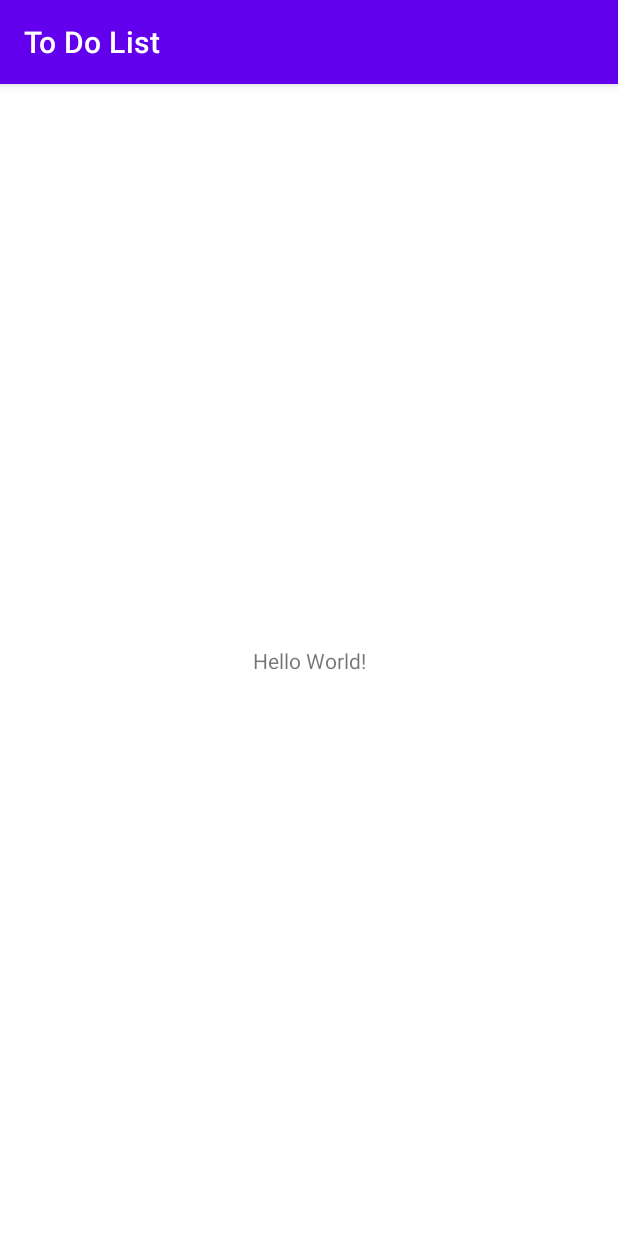
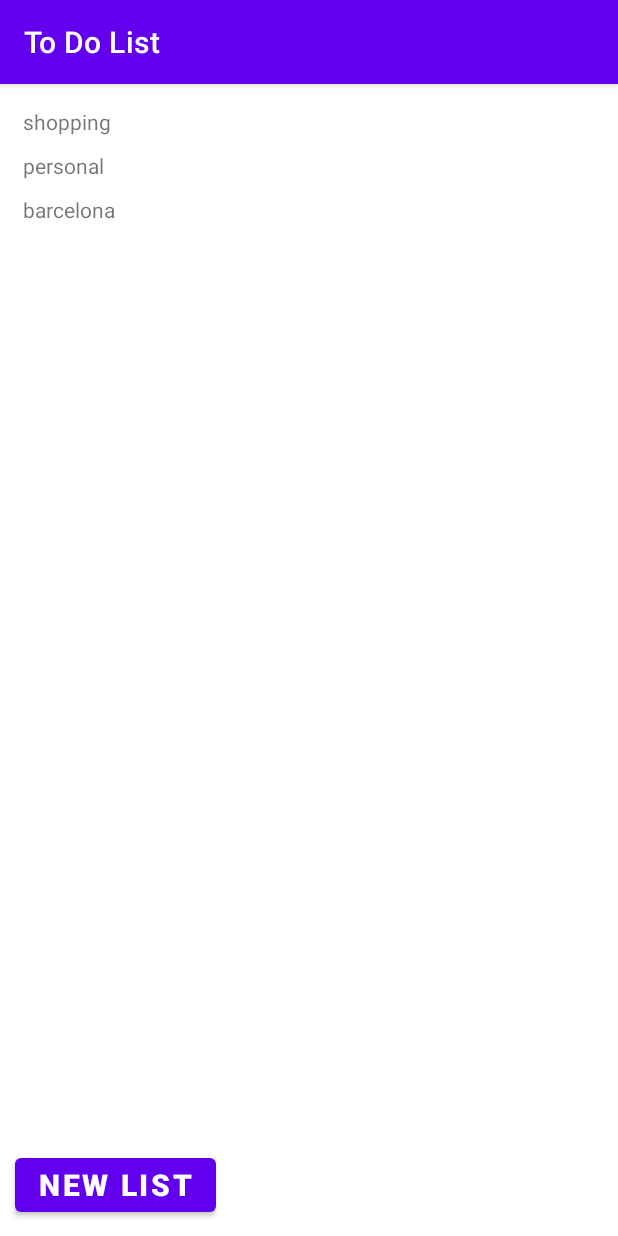
Before and after one commit to ananayis/To-Do-List, an Android app: the screen it shows after launch (MainActivity), on a phone screen of 412 x 824 dp. Run offline under Robolectric (Android 15) with nearby library versions, the phone set to English and light mode, and no system bars.

Commit message:
add mock lists

```diff
--- a/app/build.gradle
+++ b/app/build.gradle
@@ -1,6 +1,7 @@
 plugins {
     id 'com.android.application'
     id 'kotlin-android'
+    id 'androidx.navigation.safeargs.kotlin'
 }
 
 android {
@@ -29,6 +30,9 @@ android {
     kotlinOptions {
         jvmTarget = '1.8'
     }
+    viewBinding {
+        enabled = true
+    }
 }
 
 dependencies {
@@ -38,6 +42,8 @@ dependencies {
     implementation 'com.google.android.material:material:1.6.1'
     implementation 'androidx.constraintlayout:constraintlayout:2.1.4'
     implementation 'androidx.legacy:legacy-support-v4:1.0.0'
+    implementation "androidx.navigation:navigation-fragment-ktx:2.5.2"
+    implementation "androidx.navigation:navigation-ui-ktx:2.5.2"
 
     testImplementation 'junit:junit:4.+'
     androidTestImplementation 'androidx.test.ext:junit:1.1.3'
--- a/app/src/main/java/com/parinaz/todolist/MainActivity.kt
+++ b/app/src/main/java/com/parinaz/todolist/MainActivity.kt
@@ -2,10 +2,19 @@ package com.parinaz.todolist
 
 import androidx.appcompat.app.AppCompatActivity
 import android.os.Bundle
+import androidx.navigation.fragment.NavHostFragment
+import com.parinaz.todolist.databinding.ActivityMainBinding
 
 class MainActivity : AppCompatActivity() {
+
+    private val binding: ActivityMainBinding by lazy { ActivityMainBinding.inflate(layoutInflater) }
+
     override fun onCreate(savedInstanceState: Bundle?) {
         super.onCreate(savedInstanceState)
-        setContentView(R.layout.activity_main)
+        setContentView(binding.root)
+
+        val navHostFragment =
+            supportFragmentManager.findFragmentById(R.id.nav_host_fragment) as NavHostFragment
+        val navController = navHostFragment.navController
     }
 }
--- /dev/null
+++ b/app/src/main/java/com/parinaz/todolist/MainListFragment.kt
@@ -0,0 +1,107 @@
+package com.parinaz.todolist
+
+import android.os.Bundle
+import androidx.fragment.app.Fragment
+import android.view.LayoutInflater
+import android.view.View
+import android.view.ViewGroup
+import androidx.recyclerview.widget.RecyclerView
+import com.parinaz.todolist.databinding.FragmentMainListBinding
+import android.R
+import android.app.Notification
+import android.widget.Adapter
+import android.widget.Button
+import android.widget.TextView
+import android.widget.Toast
+import androidx.navigation.Navigation
+import androidx.navigation.findNavController
+import com.parinaz.todolist.adapter.ItemAdapter
+
+
+// TODO: Rename parameter arguments, choose names that match
+// the fragment initialization parameters, e.g. ARG_ITEM_NUMBER
+private const val ARG_PARAM1 = "param1"
+private const val ARG_PARAM2 = "param2"
+
+/**
+ * A simple [Fragment] subclass.
+ * Use the [MainListFragment.newInstance] factory method to
+ * create an instance of this fragment.
+ */
+class MainListFragment : Fragment() {
+
+    private var _binding: FragmentMainListBinding? = null
+    private val binding get() = _binding!!
+    private lateinit var recyclerView: RecyclerView
+
+    // TODO: Rename and change types of parameters
+    private var param1: String? = null
+    private var param2: String? = null
+
+    override fun onCreate(savedInstanceState: Bundle?) {
+        super.onCreate(savedInstanceState)
+        setHasOptionsMenu(true)
+
+        arguments?.let {
+            param1 = it.getString(ARG_PARAM1)
+            param2 = it.getString(ARG_PARAM2)
+        }
+    }
+
+    override fun onCreateView(
+        inflater: LayoutInflater, container: ViewGroup?,
+        savedInstanceState: Bundle?
+    ): View? {
+        _binding = FragmentMainListBinding.inflate(inflater, container, false)
+        val view = binding.root
+        return view
+    }
+
+    override fun onViewCreated(view: View, savedInstanceState: Bundle?) {
+        //        val myDataset = Datasource().loadAffirmations()
+        val toDoLists = Repository.getTodoLists()
+        val adapter = ItemAdapter(requireContext(), toDoLists)
+        binding.recyclerView.adapter = adapter
+
+        binding.button.setOnClickListener(){
+//            Toast.makeText(context, "Invalid format used.", Toast.LENGTH_SHORT).show()
+        }
+    }
+
+    override fun onDestroyView() {
+        super.onDestroyView()
+        _binding = null
+    }
+
+//    override fun onClick(v: View) {
+//        val amount: Float = ...
+//        val action =
+//            SpecifyAmountFragmentDirections
+//                .actionSpecifyAmountFragmentToConfirmationFragment(amount)
+//        v.findNavController().navigate(action)
+//    }
+
+//    fun onClick(view: View?) {
+//        Navigation.findNavController(view).navigate(binding.action_mainListFragment_to_toDoListFragment)
+//    }
+
+    companion object {
+        /**
+         * Use this factory method to create a new instance of
+         * this fragment using the provided parameters.
+         *
+         * @param param1 Parameter 1.
+         * @param param2 Parameter 2.
+         * @return A new instance of fragment MainListFragment.
+         */
+        // TODO: Rename and change types and number of parameters
+        @JvmStatic
+        fun newInstance(param1: String, param2: String) =
+            MainListFragment().apply {
+                arguments = Bundle().apply {
+                    putString(ARG_PARAM1, param1)
+                    putString(ARG_PARAM2, param2)
+                }
+            }
+    }
+}
--- /dev/null
+++ b/app/src/main/java/com/parinaz/todolist/Repository.kt
@@ -0,0 +1,13 @@
+package com.parinaz.todolist
+
+import com.parinaz.todolist.domain.TodoList
+
+object Repository {
+    fun getTodoLists(): List<TodoList>{
+        return listOf(
+            TodoList("shopping", 1),
+            TodoList("personal", 2),
+            TodoList("barcelona", 3)
+        )
+    }
+}
--- /dev/null
+++ b/app/src/main/java/com/parinaz/todolist/adapter/ItemAdapter.kt
@@ -0,0 +1,37 @@
+package com.parinaz.todolist.adapter
+
+import android.content.Context
+import android.view.LayoutInflater
+import android.view.View
+import android.view.ViewGroup
+import androidx.recyclerview.widget.RecyclerView
+import com.parinaz.todolist.MainActivity
+import com.parinaz.todolist.R
+import com.parinaz.todolist.ToDoListFragment
+import com.parinaz.todolist.databinding.FragmentToDoListBinding
+import com.parinaz.todolist.databinding.ItemBinding
+import com.parinaz.todolist.domain.TodoList
+
+class ItemAdapter(private val context: Context,
+                  private val dataSet: List<TodoList>
+                  ) : RecyclerView.Adapter<ItemAdapter.ItemViewHolder>() {
+    override fun onCreateViewHolder(parent: ViewGroup, viewType: Int): ItemViewHolder {
+        val view = LayoutInflater.from(context).inflate(R.layout.item, parent, false)
+        val itemViewHolder = ItemViewHolder(view)
+        return itemViewHolder
+    }
+
+    override fun onBindViewHolder(holder: ItemViewHolder, position: Int) {
+        val item = dataSet[position]
+        holder.binding.name.text = item.name
+    }
+
+    override fun getItemCount(): Int {
+        return dataSet.size
+    }
+
+    class ItemViewHolder(private val view: View) : RecyclerView.ViewHolder(view) {
+        val binding = ItemBinding.bind(view)
+    }
+
+}
--- /dev/null
+++ b/app/src/main/java/com/parinaz/todolist/domain/Todo.kt
@@ -0,0 +1,5 @@
+package com.parinaz.todolist.domain
+
+data class Todo (
+    val name: String,
+)
--- /dev/null
+++ b/app/src/main/java/com/parinaz/todolist/domain/TodoList.kt
@@ -0,0 +1,6 @@
+package com.parinaz.todolist.domain
+
+data class TodoList (
+    val name: String,
+    val id: Long
+)
--- a/app/src/main/res/layout/activity_main.xml
+++ b/app/src/main/res/layout/activity_main.xml
@@ -6,13 +6,17 @@
     android:layout_height="match_parent"
     tools:context=".MainActivity">
 
-    <TextView
-        android:layout_width="wrap_content"
-        android:layout_height="wrap_content"
-        android:text="Hello World!"
-        app:layout_constraintBottom_toBottomOf="parent"
+    <androidx.fragment.app.FragmentContainerView
+        android:id="@+id/nav_host_fragment"
+        android:name="androidx.navigation.fragment.NavHostFragment"
+        android:layout_width="0dp"
+        android:layout_height="0dp"
         app:layout_constraintLeft_toLeftOf="parent"
         app:layout_constraintRight_toRightOf="parent"
-        app:layout_constraintTop_toTopOf="parent" />
+        app:layout_constraintTop_toTopOf="parent"
+        app:layout_constraintBottom_toBottomOf="parent"
+
+        app:defaultNavHost="true"
+        app:navGraph="@navigation/nav_graph" />
 
 </androidx.constraintlayout.widget.ConstraintLayout>
--- /dev/null
+++ b/app/src/main/res/layout/fragment_main_list.xml
@@ -0,0 +1,92 @@
+<?xml version="1.0" encoding="utf-8"?>
+<androidx.constraintlayout.widget.ConstraintLayout xmlns:android="http://schemas.android.com/apk/res/android"
+    xmlns:tools="http://schemas.android.com/tools"
+    android:layout_width="match_parent"
+    android:layout_height="match_parent"
+    xmlns:app="http://schemas.android.com/apk/res-auto"
+    tools:context=".MainListFragment">
+
+<!--    <TextView-->
+<!--        android:layout_width="wrap_content"-->
+<!--        android:layout_height="wrap_content"-->
+<!--        android:text="Hello"/>-->
+
+<!--    <TextView-->
+<!--        android:id="@+id/txt1"-->
+<!--        android:layout_width="150dp"-->
+<!--        android:layout_height="wrap_content"-->
+<!--        android:layout_marginStart="10dp"-->
+<!--        android:layout_marginTop="10dp"-->
+<!--        android:text="My day"-->
+<!--        app:layout_constraintStart_toStartOf="parent"-->
+<!--        app:layout_constraintTop_toTopOf="parent"-->
+<!--        android:textSize="20sp"-->
+<!--        android:textStyle="bold"/>-->
+
+<!--    <TextView-->
+<!--        android:id="@+id/txt2"-->
+<!--        android:layout_width="150dp"-->
+<!--        android:layout_height="wrap_content"-->
+<!--        android:layout_marginTop="10dp"-->
+<!--        android:text="Planned"-->
+<!--        app:layout_constraintStart_toStartOf="@+id/txt1"-->
+<!--        app:layout_constraintTop_toBottomOf="@+id/txt1"-->
+<!--        android:textSize="20sp"-->
+<!--        android:textStyle="bold"/>-->
+
+<!--    <TextView-->
+<!--        android:id="@+id/txt3"-->
+<!--        android:layout_width="150dp"-->
+<!--        android:layout_height="wrap_content"-->
+<!--        android:layout_marginTop="10dp"-->
+<!--        android:text="TextView"-->
+<!--        app:layout_constraintStart_toStartOf="@+id/txt2"-->
+<!--        app:layout_constraintTop_toBottomOf="@+id/txt2"-->
+<!--        android:textSize="20sp"-->
+<!--        android:textStyle="bold"/>-->
+
+<!--    <TextView-->
+<!--        android:id="@+id/txt4"-->
+<!--        android:layout_width="150dp"-->
+<!--        android:layout_height="wrap_content"-->
+<!--        android:layout_marginTop="10dp"-->
+<!--        android:text="Assigned to me"-->
+<!--        app:layout_constraintStart_toStartOf="@+id/txt3"-->
+<!--        app:layout_constraintTop_toBottomOf="@+id/txt3"-->
+<!--        android:textSize="20sp"-->
+<!--        android:textStyle="bold"/>-->
+
+<!--    <TextView-->
+<!--        android:id="@+id/txt5"-->
+<!--        android:layout_width="150dp"-->
+<!--        android:layout_height="wrap_content"-->
+<!--        android:layout_marginTop="10dp"-->
+<!--        android:text="Tasks"-->
+<!--        app:layout_constraintStart_toStartOf="@+id/txt4"-->
+<!--        app:layout_constraintTop_toBottomOf="@+id/txt4"-->
+<!--        android:textSize="20sp"-->
+<!--        android:textStyle="bold"/>-->
+
+    <androidx.recyclerview.widget.RecyclerView
+        android:layout_width="match_parent"
+        android:layout_height="0dp"
+        app:layout_constraintTop_toTopOf="parent"
+        app:layout_constraintBottom_toTopOf="@+id/button"
+        android:id="@+id/recyclerView"
+        android:layout_margin="5dp"
+        android:scrollbars="vertical"
+        app:layoutManager="androidx.recyclerview.widget.LinearLayoutManager"/>
+
+    <Button
+        android:id="@+id/button"
+        android:layout_width="wrap_content"
+        android:layout_height="wrap_content"
+        android:layout_marginStart="10dp"
+        android:layout_marginBottom="10dp"
+        android:text="New List"
+        app:layout_constraintBottom_toBottomOf="parent"
+        app:layout_constraintStart_toStartOf="parent"
+        android:textSize="20sp"
+        android:textStyle="bold"/>
+
+</androidx.constraintlayout.widget.ConstraintLayout>
--- /dev/null
+++ b/app/src/main/res/layout/item.xml
@@ -0,0 +1,16 @@
+<?xml version="1.0" encoding="utf-8"?>
+<androidx.constraintlayout.widget.ConstraintLayout xmlns:android="http://schemas.android.com/apk/res/android"
+    android:layout_width="match_parent"
+    android:layout_height="wrap_content"
+    xmlns:app="http://schemas.android.com/apk/res-auto"
+    >
+
+<TextView
+    android:layout_width="match_parent"
+    android:layout_height="wrap_content"
+    android:id="@+id/name"
+    app:layout_constraintTop_toTopOf="parent"
+    app:layout_constraintStart_toStartOf="parent"
+    android:layout_margin="10dp"/>
+
+</androidx.constraintlayout.widget.ConstraintLayout>
--- /dev/null
+++ b/app/src/main/res/navigation/nav_graph.xml
@@ -0,0 +1,21 @@
+<?xml version="1.0" encoding="utf-8"?>
+<navigation xmlns:android="http://schemas.android.com/apk/res/android"
+    xmlns:app="http://schemas.android.com/apk/res-auto"
+    xmlns:tools="http://schemas.android.com/tools"
+    android:id="@+id/nav_graph.xml"
+    app:startDestination="@id/mainListFragment">
+
+    <fragment
+        android:id="@+id/mainListFragment"
+        android:name="com.parinaz.todolist.MainListFragment"
+        android:label="fragment_to_do_list"
+        tools:layout="@layout/fragment_to_do_list" >
+        <action
+            android:id="@+id/action_mainListFragment_to_toDoListFragment"
+            app:destination="@id/toDoListFragment" />
+    </fragment>
+    <fragment
+        android:id="@+id/toDoListFragment"
+        android:name="com.parinaz.todolist.ToDoListFragment"
+        android:label="ToDoListFragment" />
+</navigation>
--- a/app/src/main/res/values/strings.xml
+++ b/app/src/main/res/values/strings.xml
@@ -1,3 +1,5 @@
 <resources>
     <string name="app_name">To Do List</string>
+    <!-- TODO: Remove or change this placeholder text -->
+    <string name="hello_blank_fragment">Hello blank fragment</string>
 </resources>
--- a/build.gradle
+++ b/build.gradle
@@ -7,6 +7,7 @@ buildscript {
     dependencies {
         classpath "com.android.tools.build:gradle:7.0.3"
         classpath "org.jetbrains.kotlin:kotlin-gradle-plugin:1.6.10"
+        classpath "androidx.navigation:navigation-safe-args-gradle-plugin:2.5.2"
 
         // NOTE: Do not place your application dependencies here; they belong
         // in the individual module build.gradle files
```
Also changed, not shown: app/src/main/java/com/parinaz/todolist/ToDoListFragment.kt (added, +59 -0 lines), app/src/main/res/layout/fragment_to_do_list.xml (added, +18 -0 lines).
